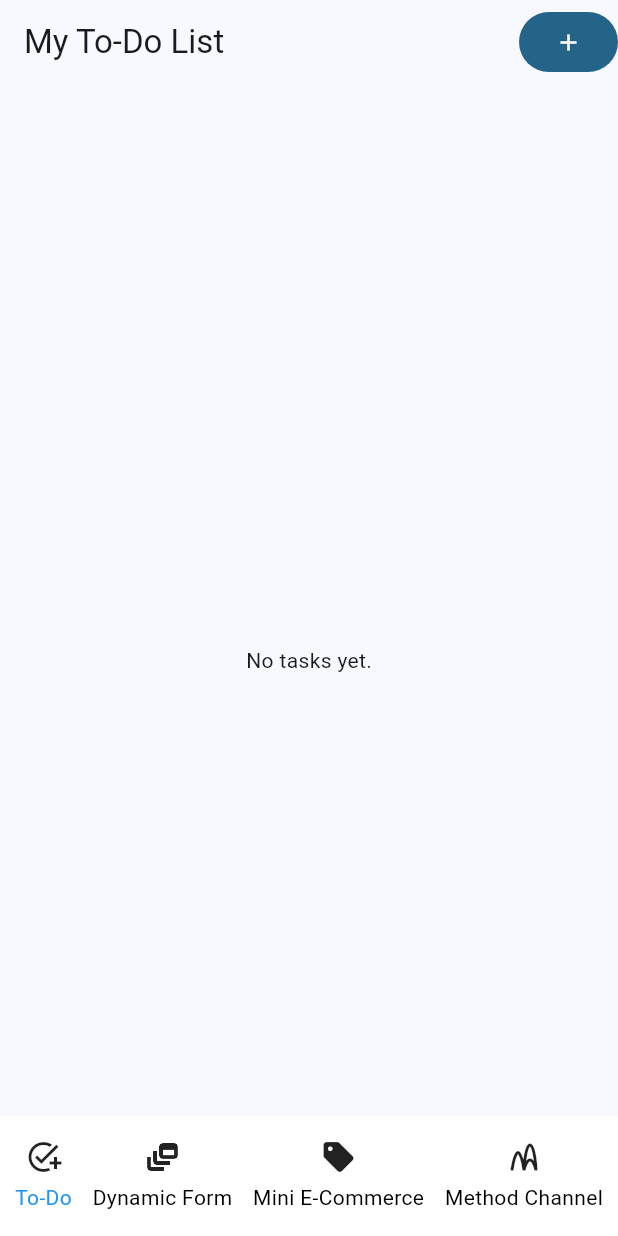
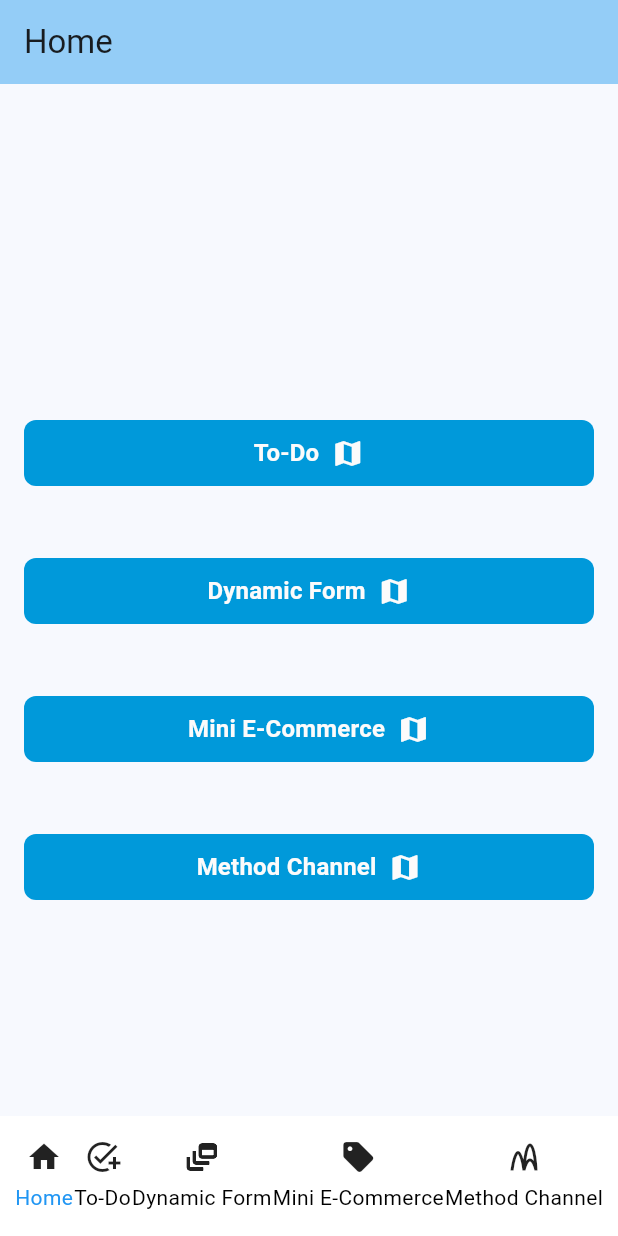
Before and after one commit to hemnathuprety/fluttertasks, a Flutter app: the screen it shows after launch, on a phone screen of 412 x 824 dp. Run offline on Flutter 3.47's test engine with Material 3 defaults, Android fonts, the phone set to English and light mode, and no system bars; our stand-ins replace auto_route, bloc, dartz, dio, equatable, flutter_bloc and 7 more; accounts and stored records are empty.

Commit message:
nested route added

```diff
--- a/lib/features/bottomnavbar_page.dart
+++ b/lib/features/bottomnavbar_page.dart
@@ -26,6 +26,7 @@ class _BottomNavBarPageState extends State<BottomNavBarPage> {
   Widget build(BuildContext context) {
     return AutoTabsRouter(
       routes: [
+        HomeRoute(),
         TodoRoute(),
         DynamicFormRoute(),
         EcommerceRoute(),
@@ -47,10 +48,11 @@ class _BottomNavBarPageState extends State<BottomNavBarPage> {
               child: Row(
                 mainAxisAlignment: MainAxisAlignment.spaceBetween,
                 children: <Widget>[
-                  _buildBottomNavigationItem("To-Do", Icons.add_task, 0),
-                  _buildBottomNavigationItem("Dynamic Form",Icons.dynamic_feed, 1), // Space for FloatingActionButton
-                  _buildBottomNavigationItem("Mini E-Commerce",Icons.sell, 2),
-                  _buildBottomNavigationItem("Method Channel",Icons.wifi_channel, 3),
+                  _buildBottomNavigationItem("Home", Icons.home, 0),
+                  _buildBottomNavigationItem("To-Do", Icons.add_task, 1),
+                  _buildBottomNavigationItem("Dynamic Form",Icons.dynamic_feed, 2), // Space for FloatingActionButton
+                  _buildBottomNavigationItem("Mini E-Commerce",Icons.sell, 3),
+                  _buildBottomNavigationItem("Method Channel",Icons.wifi_channel, 4),
                 ],
               ),
             ),
--- a/lib/features/home_page.dart
+++ b/lib/features/home_page.dart
@@ -1,11 +1,12 @@
+import 'package:auto_route/auto_route.dart';
 import 'package:flutter/material.dart';
+import 'package:fluttertasks/shared/config/app_router.dart';
 import 'package:fluttertasks/shared/themes/color_extensions.dart';
 import 'package:fluttertasks/shared/widgets/app_filled_button.dart';
 
+@RoutePage()
 class HomePage extends StatefulWidget {
-  const HomePage({super.key, required this.title});
-
-  final String title;
+  const HomePage({super.key});
 
   @override
   State<HomePage> createState() => _HomePageState();
@@ -17,9 +18,11 @@ class _HomePageState extends State<HomePage> {
     return Scaffold(
       appBar: AppBar(
         backgroundColor: Theme.of(context).colorScheme.inversePrimary,
-        title: Text(widget.title),
+        title: Text("Home"),
       ),
       body: Center(
+        child: Padding(
+          padding: const EdgeInsets.all(16.0),
           child: Column(
             mainAxisAlignment: MainAxisAlignment.center,
             children: <Widget>[
@@ -28,37 +31,40 @@ class _HomePageState extends State<HomePage> {
                 title: "To-Do",
                 icon: Icons.map,
                 onPressed: () {
-
+                  context.router.push(const TodoRoute());
                 },
               ),
+              SizedBox(height: 48,),
               AppFilledButton(
                 color: AppColors.primary,
                 title: "Dynamic Form",
                 icon: Icons.map,
                 onPressed: () {
-
+                  context.router.push(const DynamicFormRoute());
                 },
               ),
+              SizedBox(height: 48,),
               AppFilledButton(
                 color: AppColors.primary,
                 title: "Mini E-Commerce",
                 icon: Icons.map,
                 onPressed: () {
-
+                  context.router.push(const EcommerceRoute());
                 },
               ),
+              SizedBox(height: 48,),
               AppFilledButton(
                 color: AppColors.primary,
                 title: "Method Channel",
                 icon: Icons.map,
                 onPressed: () {
-
+                  context.router.push(const MethodChannelRoute());
                 },
               ),
             ],
           ),
         ),
-      // This trailing comma makes auto-formatting nicer for build methods.
+      ),
     );
   }
 }
--- a/lib/features/todo/presentation/screen/todo_page.dart
+++ b/lib/features/todo/presentation/screen/todo_page.dart
@@ -6,7 +6,6 @@ import 'package:flutter_bloc/flutter_bloc.dart';
 import 'package:fluttertasks/features/todo/data/models/todo_data_model.dart';
 import 'package:fluttertasks/features/todo/presentation/bloc/todo_bloc.dart';
 import 'package:fluttertasks/features/todo/presentation/screen/add_edit_todo_screen.dart';
-import 'package:fluttertasks/shared/di/injection_container.dart';
 
 @RoutePage()
 class TodoPage extends StatefulWidget {
@@ -17,12 +16,12 @@ class TodoPage extends StatefulWidget {
 }
 
 class _TodoPageState extends State<TodoPage> {
-
   @override
   void initState() {
     super.initState();
     context.read<TodoBloc>().add(TodoEvent.getTodoList());
   }
+
   @override
   Widget build(BuildContext context) {
     return Scaffold(
--- a/lib/shared/config/app_router.dart
+++ b/lib/shared/config/app_router.dart
@@ -2,6 +2,7 @@ import 'package:auto_route/auto_route.dart';
 import 'package:fluttertasks/features/bottomnavbar_page.dart';
 import 'package:fluttertasks/features/dynamic_form/presentation/screen/dynamic_form.dart';
 import 'package:fluttertasks/features/ecommerce/presentation/screen/ecommerce.dart';
+import 'package:fluttertasks/features/home_page.dart';
 import 'package:fluttertasks/features/method_channel/presentation/screen/method_channel.dart';
 import 'package:fluttertasks/features/todo/presentation/screen/todo_page.dart';
 
@@ -16,7 +17,8 @@ class AppRouter extends RootStackRouter {
       page: BottomNavBarRoute.page,
       initial: false,
       children: [
-        AutoRoute(path: 'TodoRoute', page: TodoRoute.page, initial: true),
+        AutoRoute(path: 'Home', page: HomeRoute.page, initial: true),
+        AutoRoute(path: 'TodoRoute', page: TodoRoute.page),
         AutoRoute(path: 'DynamicFormRoute', page: DynamicFormRoute.page),
         AutoRoute(path: 'EcommerceRoute', page: EcommerceRoute.page),
         AutoRoute(path: 'MethodChannelRoute', page: MethodChannelRoute.page),
```
Also changed, not shown: lib/shared/config/app_router.gr.dart. Lines whose indentation alone changed are shown as unchanged.
